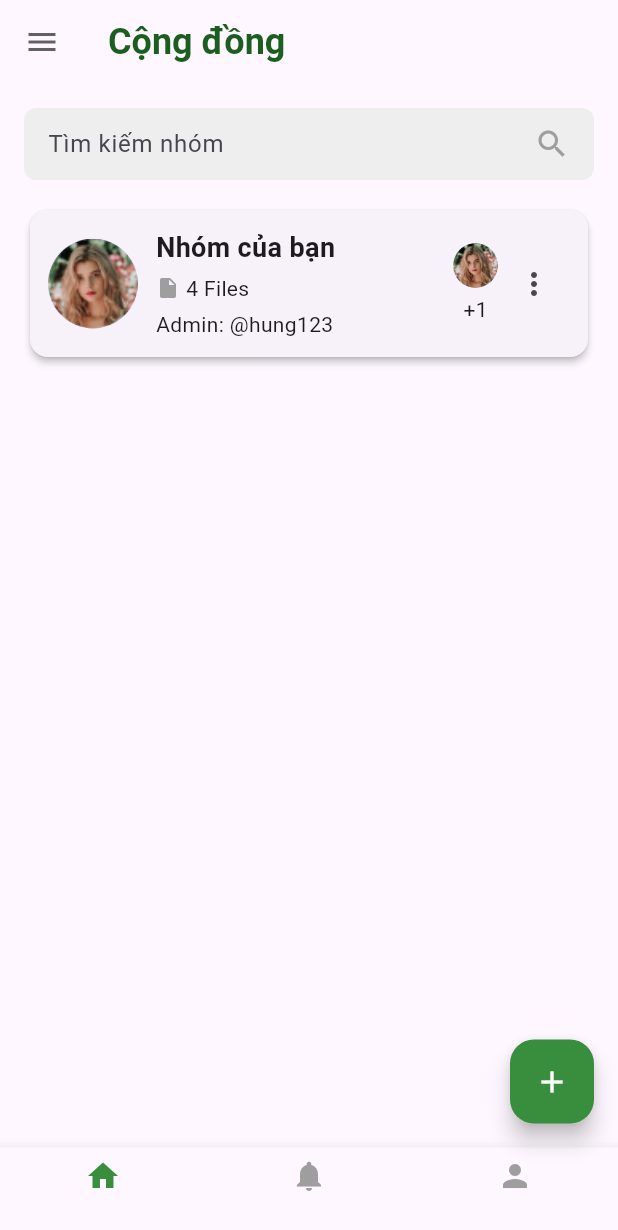
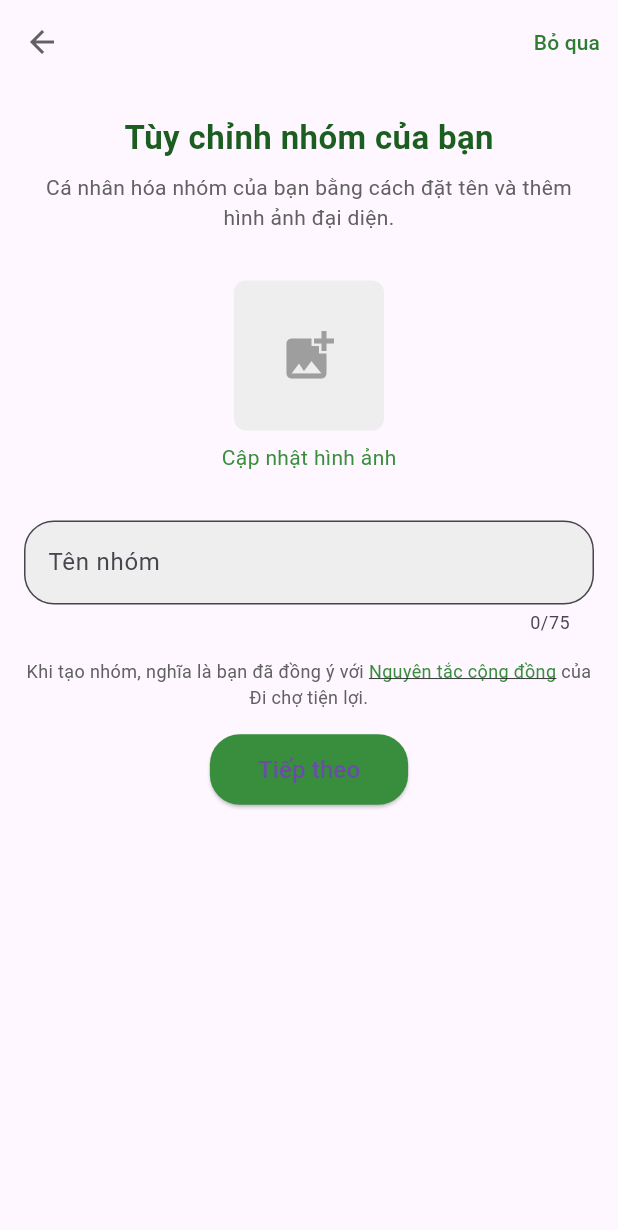
Before and after one commit to phuccodetrau/goshopping, a Flutter app: the HomeScreen screen opened directly, after a tap on the "add" icon, on a phone screen of 412 x 824 dp. Shown: the top 1230 px of the screen. Run offline on Flutter 3.47's test engine with Material 3 defaults, Android fonts, the phone set to English and light mode, and no system bars; our stand-ins replace flutter_dotenv, flutter_secure_storage; accounts and stored records are empty; network calls fail.

Commit message:
done 11/11

```diff
--- a/lib/begin/begin.dart
+++ b/lib/begin/begin.dart
@@ -15,7 +15,7 @@ class OnBoardingScreen extends StatefulWidget {
 }
 
 class _OnBoardingScreenState extends State<OnBoardingScreen> {
-  String URL = dotenv.env['ROOT_URL']!+ "/user/check_login";
+  String URL = dotenv.env['ROOT_URL']!+ "/auth/user/check_login";
   final FlutterSecureStorage _secureStorage = FlutterSecureStorage();
 
   @override
@@ -42,6 +42,7 @@ class _OnBoardingScreenState extends State<OnBoardingScreen> {
 
   Future<String> getEmail() async {
     final email = await _secureStorage.read(key: "email");
+    print(await _secureStorage.read(key: "auth_token"));
     return email ?? ''; // Return empty string if email is null
   }
 
--- a/lib/group/add_group/add_group_screen.dart
+++ b/lib/group/add_group/add_group_screen.dart
@@ -1,52 +1,169 @@
+import 'dart:convert';
 import 'package:flutter/material.dart';
+import 'package:flutter_dotenv/flutter_dotenv.dart';
+import 'package:flutter_secure_storage/flutter_secure_storage.dart';
+import 'package:http/http.dart' as http;
+import 'add_member.dart';
 
-class AddGroup extends StatelessWidget {
+class AddGroupScreen extends StatefulWidget {
+  @override
+  _AddGroupScreenState createState() => _AddGroupScreenState();
+}
+
+class _AddGroupScreenState extends State<AddGroupScreen> {
+  final TextEditingController _controller = TextEditingController();
+  final FlutterSecureStorage _secureStorage = FlutterSecureStorage();
+  final int _maxChars = 75;
+  final String _url = dotenv.env['ROOT_URL']!;
+  List<Map<String, String>> _userEmails = [];
+
+  String _email = "";
+  int _charCount = 0;
+
+  @override
+  void initState() {
+    super.initState();
+    _initializeUserEmail();
+    _controller.addListener(() {
+      setState(() {
+        _charCount = _controller.text.length;
+      });
+    });
+  }
+
+  Future<String> getUserNameByEmail(String email) async {
+    try {
+      final response = await http.get(
+        Uri.parse('$_url/user/get-user-name-by-email?email=$email'),
+      );
+
+      if (response.statusCode == 200) {
+        final data = jsonDecode(response.body);
+        print("Fetched user data: $data"); // Debug print
+
+        if (data['status'] == true && data['name'] != null && data['name']['name'] != null) {
+          return data['name']['name']; // Extract the name field correctly
+        }
+      }
+    } catch (error) {
+      print("Error fetching user name: $error");
+    }
+    return email.substring(0, 15); // Default if fetching fails
+  }
+
+  Future<void> _initializeUserEmail() async {
+    final emailUser = await _secureStorage.read(key: "email") ?? '';
+    print("User email: $emailUser");
+
+    // Await the user name fetching process
+    final userName = await getUserNameByEmail(emailUser);
+    print("Fetched name for user: $userName"); // Debug print
+
+    setState(() {
+      _email = emailUser;
+      _userEmails.add({
+        "name": userName, // Use the fetched name or fallback
+        "email": _email,
+        "role": "admin"
+      });
+    });
+  }
+
+  Future<void> _createGroup() async {
+    final String groupName = _controller.text;
+
+    final response = await http.post(
+      Uri.parse("$_url/groups/create-group"),
+      headers: {'Content-Type': 'application/json'},
+      body: jsonEncode({
+        'name': groupName,
+        'listUser': _userEmails,
+      }),
+    );
+
+    if (response.statusCode == 201) {
+      Navigator.push(
+        context,
+        MaterialPageRoute(builder: (context) => AddMember()),
+      );
+    } else {
+      ScaffoldMessenger.of(context).showSnackBar(
+        SnackBar(content: Text('Lỗi khi tạo nhóm.')),
+      );
+    }
+  }
+
+  @override
+  void dispose() {
+    _controller.dispose();
+    super.dispose();
+  }
+
   @override
   Widget build(BuildContext context) {
     return Scaffold(
-      appBar: AppBar(
-        backgroundColor: Colors.transparent,
-        elevation: 0,
-        leading: IconButton(
-          icon: Icon(Icons.arrow_back, color: Colors.grey[700]),
-          onPressed: () {
-            Navigator.pop(context);
-          },
-        ),
-        actions: [
-          TextButton(
-            onPressed: () {},
-            child: Text(
-              "Bỏ qua",
-              style: TextStyle(color: Colors.green[800]),
-            ),
-          ),
-        ],
-      ),
+      appBar: _buildAppBar(),
       body: Padding(
         padding: const EdgeInsets.symmetric(horizontal: 16.0),
         child: Column(
           crossAxisAlignment: CrossAxisAlignment.center,
           children: [
             SizedBox(height: 20),
-            Text(
+            _buildHeaderText(),
+            SizedBox(height: 8),
+            _buildSubHeaderText(),
+            SizedBox(height: 32),
+            _buildImageUploadSection(),
+            SizedBox(height: 32),
+            _buildGroupNameInput(),
+            SizedBox(height: 16),
+            _buildTermsText(),
+            SizedBox(height: 16),
+            _buildNextButton(),
+          ],
+        ),
+      ),
+    );
+  }
+
+  AppBar _buildAppBar() {
+    return AppBar(
+      backgroundColor: Colors.transparent,
+      elevation: 0,
+      leading: IconButton(
+        icon: Icon(Icons.arrow_back, color: Colors.grey[700]),
+        onPressed: () => Navigator.pop(context),
+      ),
+      actions: [
+        TextButton(
+          onPressed: () {},
+          child: Text("Bỏ qua", style: TextStyle(color: Colors.green[800])),
+        ),
+      ],
+    );
+  }
+
+  Widget _buildHeaderText() {
+    return Text(
       "Tùy chỉnh nhóm của bạn",
       style: TextStyle(
         fontSize: 22,
         color: Colors.green[900],
         fontWeight: FontWeight.bold,
       ),
-            ),
-            SizedBox(height: 8),
-            Text(
+    );
+  }
+
+  Widget _buildSubHeaderText() {
+    return Text(
       "Cá nhân hóa nhóm của bạn bằng cách đặt tên và thêm hình ảnh đại diện.",
       textAlign: TextAlign.center,
       style: TextStyle(color: Colors.grey[700]),
-            ),
-            SizedBox(height: 32),
+    );
+  }
 
-            // Cập nhật hình ảnh
-            GestureDetector(
+  Widget _buildImageUploadSection() {
+    return GestureDetector(
       onTap: () {},
       child: Column(
         children: [
@@ -64,40 +181,33 @@ class AddGroup extends StatelessWidget {
             ),
           ),
           SizedBox(height: 8),
-                  Text(
-                    "Cập nhật hình ảnh",
-                    style: TextStyle(color: Colors.green[700]),
-                  ),
+          Text("Cập nhật hình ảnh", style: TextStyle(color: Colors.green[700])),
         ],
       ),
-            ),
-            SizedBox(height: 32),
+    );
+  }
 
-            // Ô nhập tên nhóm
-            TextField(
-
+  Widget _buildGroupNameInput() {
+    return TextField(
+      controller: _controller,
+      maxLength: _maxChars,
       decoration: InputDecoration(
         filled: true,
         fillColor: Colors.grey[200],
-                hintText: "Đặt tên cho nhóm",
+        hintText: "Tên nhóm",
         border: OutlineInputBorder(
           borderRadius: BorderRadius.circular(20),
         ),
-                counterText: "0/75",
+        counterText: "$_charCount/$_maxChars",
+      ),
+    );
+  }
 
-              ),
-              maxLength: 75,
-            ),
-
-            SizedBox(height: 16),
-
-            // Thông tin điều khoản
-            Text(
-              "Khi tạo nhóm, nghĩa là bạn đã đồng ý với ",
+  Widget _buildTermsText() {
+    return Text.rich(
+      TextSpan(
+        text: "Khi tạo nhóm, nghĩa là bạn đã đồng ý với ",
         style: TextStyle(fontSize: 12, color: Colors.grey[700]),
-            ),
-            Text.rich(
-              TextSpan(
         children: [
           TextSpan(
             text: "Nguyên tắc cộng đồng",
@@ -107,19 +217,16 @@ class AddGroup extends StatelessWidget {
               decoration: TextDecoration.underline,
             ),
           ),
-                  TextSpan(
-                    text: " của Đi chợ tiện lợi.",
-                    style: TextStyle(fontSize: 12, color: Colors.grey[700]),
-                  ),
+          TextSpan(text: " của Đi chợ tiện lợi."),
         ],
       ),
       textAlign: TextAlign.center,
-            ),
-            SizedBox(height: 16),
+    );
+  }
 
-            // Nút "Tiếp theo"
-            ElevatedButton(
-              onPressed: () {},
+  Widget _buildNextButton() {
+    return ElevatedButton(
+      onPressed: _createGroup,
       style: ElevatedButton.styleFrom(
         backgroundColor: Colors.green[700],
         shape: RoundedRectangleBorder(
@@ -127,14 +234,7 @@ class AddGroup extends StatelessWidget {
         ),
         padding: EdgeInsets.symmetric(vertical: 12, horizontal: 32),
       ),
-              child: Text(
-                "Tiếp theo",
-                style: TextStyle(fontSize: 16),
-              ),
-            ),
-          ],
-        ),
-      ),
+      child: Text("Tiếp theo", style: TextStyle(fontSize: 16)),
     );
   }
 }
--- a/lib/home_screen/home_screen.dart
+++ b/lib/home_screen/home_screen.dart
@@ -1,6 +1,13 @@
+import 'dart:convert';
 import 'package:flutter/material.dart';
 import 'package:flutter_secure_storage/flutter_secure_storage.dart';
 import 'package:go_shopping/user/user_info.dart';
+import 'package:go_shopping/group/add_group/add_group_screen.dart';
+import 'package:flutter_dotenv/flutter_dotenv.dart';
+import 'package:http/http.dart' as http;
+
+// Chưa đúng với nhóm nhiều thành viên
+
 class HomeScreen extends StatefulWidget {
   const HomeScreen({super.key});
 
@@ -9,60 +16,96 @@ class HomeScreen extends StatefulWidget {
 }
 
 class _HomeScreenState extends State<HomeScreen> {
-  final FlutterSecureStorage _secureStorage = FlutterSecureStorage();
+  final _secureStorage = FlutterSecureStorage();
+  final String _url = dotenv.env['ROOT_URL']!;
+  String email = "";
+  String name = "";
   int _selectedIndex = 0;
+
+  @override
+  void initState() {
+    super.initState();
+    _initializeUserInfo();
+  }
+
+  Future<void> _initializeUserInfo() async {
+    final emailUser = await _secureStorage.read(key: "email") ?? '';
+    final userName = await _fetchUserNameByEmail(emailUser);
+
+    setState(() {
+      email = emailUser;
+      name = userName;
+    });
+  }
+
+  Future<String> _fetchUserNameByEmail(String email) async {
+    try {
+      final response = await http.get(Uri.parse('$_url/user/get-user-name-by-email?email=$email'));
+      if (response.statusCode == 200) {
+        final data = jsonDecode(response.body);
+        if (data['status'] == true && data['name'] != null && data['name']['name'] != null) {
+          return data['name']['name'];
+        }
+      }
+    } catch (error) {
+      print("Error fetching user name: $error");
+    }
+    return email.isNotEmpty ? email.substring(0, 15) : "Unknown User";
+  }
+
   void _onItemTapped(int index) {
     setState(() {
       _selectedIndex = index;
     });
 
-    switch (index) {
-      case 0:
-        print("Đã chọn Home");
-        //TODO
-        break;
-      case 1:
-        print("Đã chọn Notifications");
-        //TODO
-        break;
-      case 2:
-        print("Đã chọn Profile");
+    if (index == 2) {
       Navigator.push(
         context,
-          MaterialPageRoute(
-            builder: (context) => PersonalInfoScreen(),
-          ),
+        MaterialPageRoute(builder: (context) => PersonalInfoScreen()),
       );
-        //TODO
-        break;
     }
   }
 
   @override
   Widget build(BuildContext context) {
     return Scaffold(
-        appBar: AppBar(
+      appBar: _buildAppBar(),
+      body: _buildBody(),
+      floatingActionButton: _buildFloatingActionButton(),
+      bottomNavigationBar: _buildBottomNavigationBar(),
+    );
+  }
+
+  AppBar _buildAppBar() {
+    return AppBar(
       backgroundColor: Colors.transparent,
       elevation: 0,
       title: Text(
         'Cộng đồng',
-            style: TextStyle(
-              fontSize: 24,
-              color: Colors.green[900],
-              fontWeight: FontWeight.bold,
-            ),
+        style: TextStyle(fontSize: 24, color: Colors.green[900], fontWeight: FontWeight.bold),
       ),
       leading: IconButton(
         icon: Icon(Icons.menu, color: Colors.grey[700]),
         onPressed: () {},
       ),
-        ),
-        body: Padding(
+    );
+  }
+
+  Widget _buildBody() {
+    return Padding(
       padding: const EdgeInsets.all(16.0),
       child: Column(
         children: [
-              // Tìm kiếm nhóm
-              Container(
+          _buildSearchBar(),
+          SizedBox(height: 16),
+          _buildGroupCard(),
+        ],
+      ),
+    );
+  }
+
+  Widget _buildSearchBar() {
+    return Container(
       padding: EdgeInsets.symmetric(horizontal: 16.0),
       decoration: BoxDecoration(
         color: Colors.grey[200],
@@ -72,117 +115,66 @@ class _HomeScreenState extends State<HomeScreen> {
         children: [
           Expanded(
             child: TextField(
-                        decoration: InputDecoration(
-                          hintText: 'Tìm kiếm nhóm',
-                          border: InputBorder.none,
-                        ),
+              decoration: InputDecoration(hintText: 'Tìm kiếm nhóm', border: InputBorder.none),
             ),
           ),
           Icon(Icons.search, color: Colors.grey),
         ],
       ),
-              ),
-              SizedBox(height: 16),
+    );
+  }
 
-              // Thẻ nhóm
-              Card(
+  Widget _buildGroupCard() {
+    return Card(
       elevation: 2,
-                shape: RoundedRectangleBorder(
-                  borderRadius: BorderRadius.circular(12.0),
-                ),
+      shape: RoundedRectangleBorder(borderRadius: BorderRadius.circular(12.0)),
       child: Padding(
         padding: const EdgeInsets.all(12.0),
         child: Row(
           children: [
-                      // Hình ảnh nhóm
-                      CircleAvatar(
-                        radius: 30,
-                        backgroundImage: AssetImage('images/group.png'), // Thay bằng đường dẫn hình ảnh của bạn
-                      ),
+            CircleAvatar(radius: 30, backgroundImage: AssetImage('images/group.png')),
             SizedBox(width: 12),
-
-                      // Thông tin nhóm
             Expanded(
               child: Column(
                 crossAxisAlignment: CrossAxisAlignment.start,
                 children: [
-                            Text(
-                              'Nhóm của bạn',
-                              style: TextStyle(
-                                fontSize: 18,
-                                fontWeight: FontWeight.bold,
-                              ),
-                            ),
+                  Text('Nhóm của bạn', style: TextStyle(fontSize: 18, fontWeight: FontWeight.bold)),
                   SizedBox(height: 4),
-                            Row(
-                              children: [
-                                Icon(Icons.insert_drive_file, size: 16, color: Colors.grey),
-                                SizedBox(width: 4),
-                                Text('4 Files'),
-                              ],
-                            ),
-                            SizedBox(height: 4),
-                            Row(
-                              children: [
-                                Text('Admin: @hung123'),
-                              ],
-                            ),
+                  Row(children: [Text('Admin: $name')]),
                 ],
               ),
             ),
-
-                      // Ảnh đại diện và số thành viên
-                      Column(
-                        children: [
-                          CircleAvatar(
-                            radius: 15,
-                            backgroundImage: AssetImage('images/group.png'), // Thay bằng đường dẫn hình ảnh của bạn
-                          ),
-                          SizedBox(height: 4),
-                          Text('+1'),
-                        ],
-                      ),
-                      IconButton(
-                        icon: Icon(Icons.more_vert),
-                        onPressed: () {},
-                      ),
+            IconButton(icon: Icon(Icons.more_vert), onPressed: () {}),
           ],
         ),
       ),
-              ),
-            ],
-          ),
-        ),
+    );
+  }
 
-        // Nút thêm nhóm
-        floatingActionButton: FloatingActionButton(
-          onPressed: () {},
+  FloatingActionButton _buildFloatingActionButton() {
+    return FloatingActionButton(
+      onPressed: () {
+        Navigator.push(
+          context,
+          MaterialPageRoute(builder: (context) => AddGroupScreen()),
+        );
+      },
       backgroundColor: Colors.green[700],
       child: Icon(Icons.add, color: Colors.white),
-        ),
+    );
+  }
 
-        // Thanh điều hướng
-        bottomNavigationBar: BottomNavigationBar(
-          currentIndex: 0,
+  BottomNavigationBar _buildBottomNavigationBar() {
+    return BottomNavigationBar(
+      currentIndex: _selectedIndex,
       selectedItemColor: Colors.green[700],
       unselectedItemColor: Colors.grey,
       onTap: _onItemTapped,
-          items: [
-            BottomNavigationBarItem(
-              icon: Icon(Icons.home),
-              label: '',
-            ),
-            BottomNavigationBarItem(
-              icon: Icon(Icons.notifications),
-              label: '',
-            ),
-            BottomNavigationBarItem(
-
-              icon: Icon(Icons.person,),
-              label: '',
-            ),
+      items: const [
+        BottomNavigationBarItem(icon: Icon(Icons.home), label: ''),
+        BottomNavigationBarItem(icon: Icon(Icons.notifications), label: ''),
+        BottomNavigationBarItem(icon: Icon(Icons.person), label: ''),
       ],
-        ),
     );
   }
 }
--- a/lib/login/OTP_screen.dart
+++ b/lib/login/OTP_screen.dart
@@ -14,8 +14,8 @@ class OtpScreen extends StatefulWidget {
 }
 
 class _OtpScreenState extends State<OtpScreen> {
-  String URL = dotenv.env["ROOT_URL"]! + "/user/sendverification-code";
-  String submit_URL = dotenv.env["ROOT_URL"]! + "/user/checkverification-code"; // API kiểm tra OTP
+  String URL = dotenv.env["ROOT_URL"]! + "/auth/user/sendverification-code";
+  String submit_URL = dotenv.env["ROOT_URL"]! + "/auth/user/checkverification-code"; // API kiểm tra OTP
   // API kiểm tra OTP
   List<TextEditingController> otpControllers =
   List.generate(4, (index) => TextEditingController());
--- a/lib/login/forgot_password_screen.dart
+++ b/lib/login/forgot_password_screen.dart
@@ -10,7 +10,7 @@ class ForgotPasswordScreen extends StatefulWidget {
 
 class _ForgotPasswordScreenState extends State<ForgotPasswordScreen> {
   // Biến để kiểm tra email và trạng thái lỗi
-  String URL=dotenv.env["ROOT_URL"]!+"/user/sendverification-code";
+  String URL=dotenv.env["ROOT_URL"]!+"/auth/user/sendverification-code";
   TextEditingController _emailController = TextEditingController();
   String? _errorText;
   bool _isEmailValid = false;
--- a/lib/login/login_screen.dart
+++ b/lib/login/login_screen.dart
@@ -13,7 +13,7 @@ class LoginScreen extends StatefulWidget {
 }
 
 class _LoginScreenState extends State<LoginScreen> {
-  String URL=dotenv.env['ROOT_URL']!+"/user/login";
+  String URL=dotenv.env['ROOT_URL']!+"/auth/user/login";
   final FlutterSecureStorage _secureStorage = FlutterSecureStorage();
   final TextEditingController emailController = TextEditingController();
   final TextEditingController passwordController = TextEditingController();
@@ -64,7 +64,7 @@ class _LoginScreenState extends State<LoginScreen> {
         final String token = responseData['token'];
 
         await _secureStorage.write(key: 'auth_token', value: token);
-        await _secureStorage.write(key: 'email', value: responseData['user']['email']);
+        await _secureStorage.write(key: 'email', value: responseData['user']['email'].toString());
         await _secureStorage.write(key: 'id', value:  responseData['user']['_id'].toString());
         Navigator.push(
           context,
--- a/lib/login/register_screen.dart
+++ b/lib/login/register_screen.dart
@@ -13,7 +13,7 @@ class RegisterScreen extends StatefulWidget {
 
 class _RegisterScreenState extends State<RegisterScreen> {
   final FlutterSecureStorage _secureStorage = FlutterSecureStorage();
-  final String URL =dotenv.env['ROOT_URL']!+ "/user";
+  final String URL =dotenv.env['ROOT_URL']!+ "/auth/user";
 
   final TextEditingController _emailController = TextEditingController();
   final TextEditingController _passwordController = TextEditingController();
--- a/lib/main.dart
+++ b/lib/main.dart
@@ -1,5 +1,5 @@
 import 'package:flutter/material.dart';
-import 'user/persion_infor_change.dart';
+// import 'user/persion_infor_change.dart';
 import 'begin/splashScreen.dart';
 import 'package:flutter_dotenv/flutter_dotenv.dart';
 Future<void> main() async {
```
Also changed, not shown: 2 other files. Lines whose indentation alone changed are shown as unchanged.
